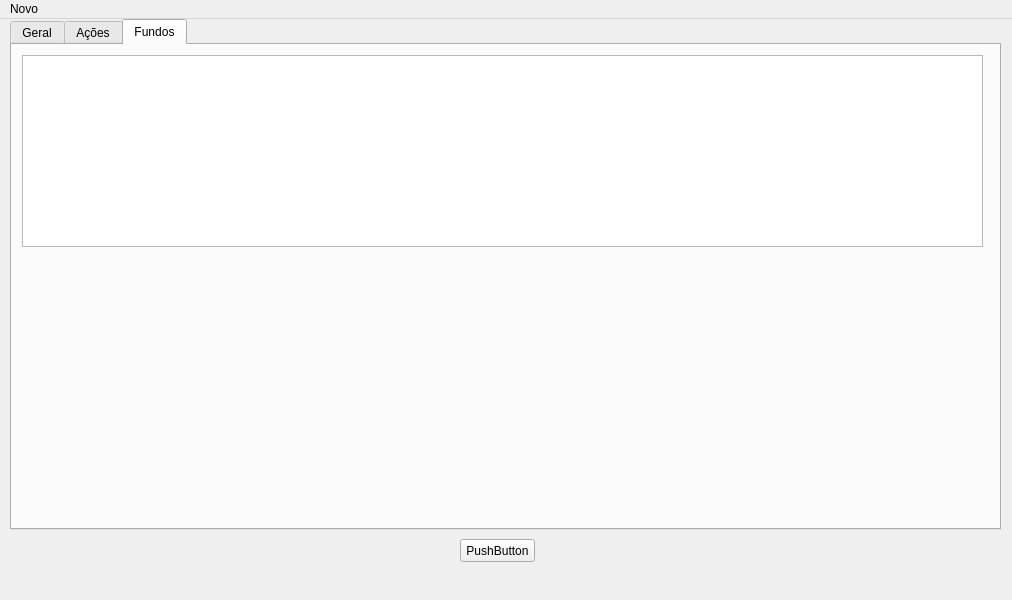
First picture: the form in mainwindow.ui, repository ThiagoServulo/MyFinancialAssets, before the edit.
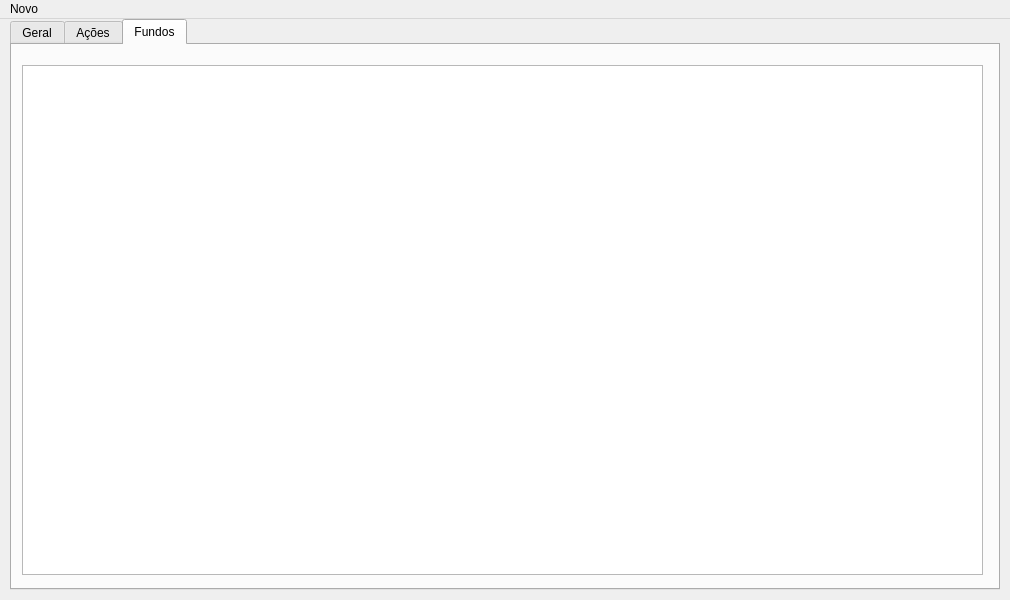
Second picture: the form after the edit. The open tabs and pages were chosen to show the change.

What changed in the file:
```diff
--- a/mainwindow.ui
+++ b/mainwindow.ui
@@ -6,7 +6,7 @@
    <rect>
     <x>0</x>
     <y>0</y>
-    <width>1012</width>
+    <width>1010</width>
     <height>600</height>
    </rect>
   </property>
@@ -14,26 +14,13 @@
    <string>MainWindow</string>
   </property>
   <widget class="QWidget" name="centralwidget">
-   <widget class="QPushButton" name="pushButton">
-    <property name="geometry">
-     <rect>
-      <x>460</x>
-      <y>520</y>
-      <width>75</width>
-      <height>23</height>
-     </rect>
-    </property>
-    <property name="text">
-     <string>PushButton</string>
-    </property>
-   </widget>
    <widget class="QTabWidget" name="tabWidget">
     <property name="geometry">
      <rect>
       <x>10</x>
       <y>0</y>
-      <width>991</width>
-      <height>511</height>
+      <width>990</width>
+      <height>571</height>
      </rect>
     </property>
     <property name="currentIndex">
@@ -67,9 +54,9 @@
       <property name="geometry">
        <rect>
         <x>10</x>
-        <y>10</y>
+        <y>20</y>
         <width>961</width>
-        <height>192</height>
+        <height>510</height>
        </rect>
       </property>
      </widget>
@@ -81,7 +68,7 @@
     <rect>
      <x>0</x>
      <y>0</y>
-     <width>1012</width>
+     <width>1010</width>
      <height>21</height>
     </rect>
    </property>
```
Left out of the diff: 4 changed lines with no effect on the pictures.
